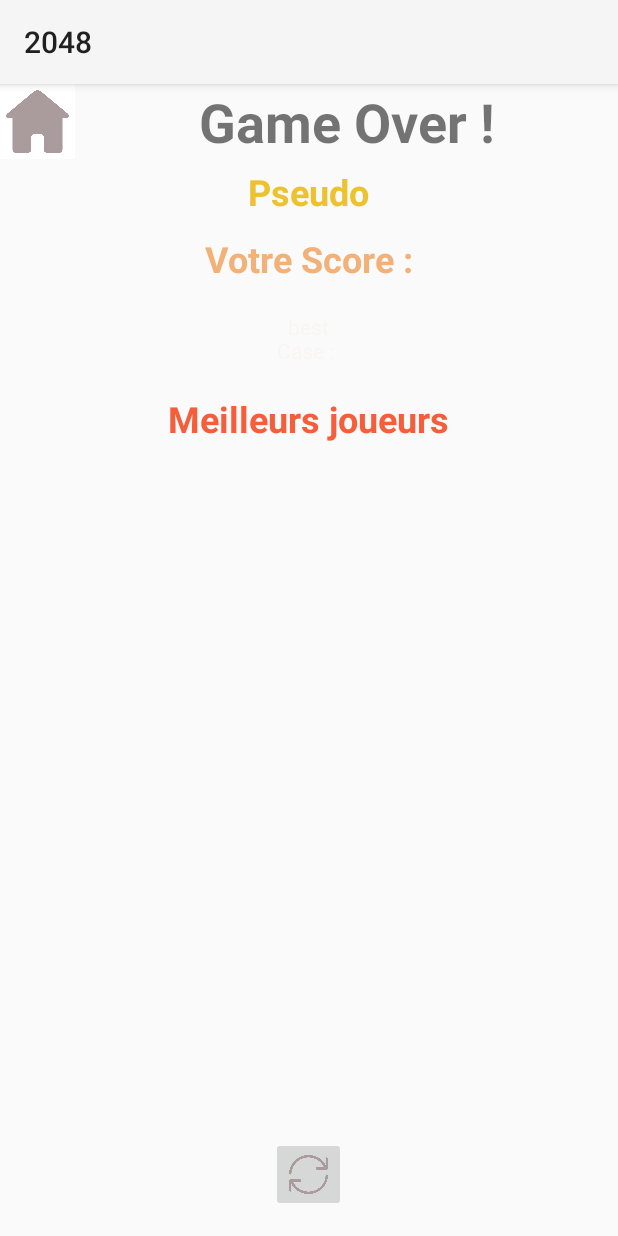
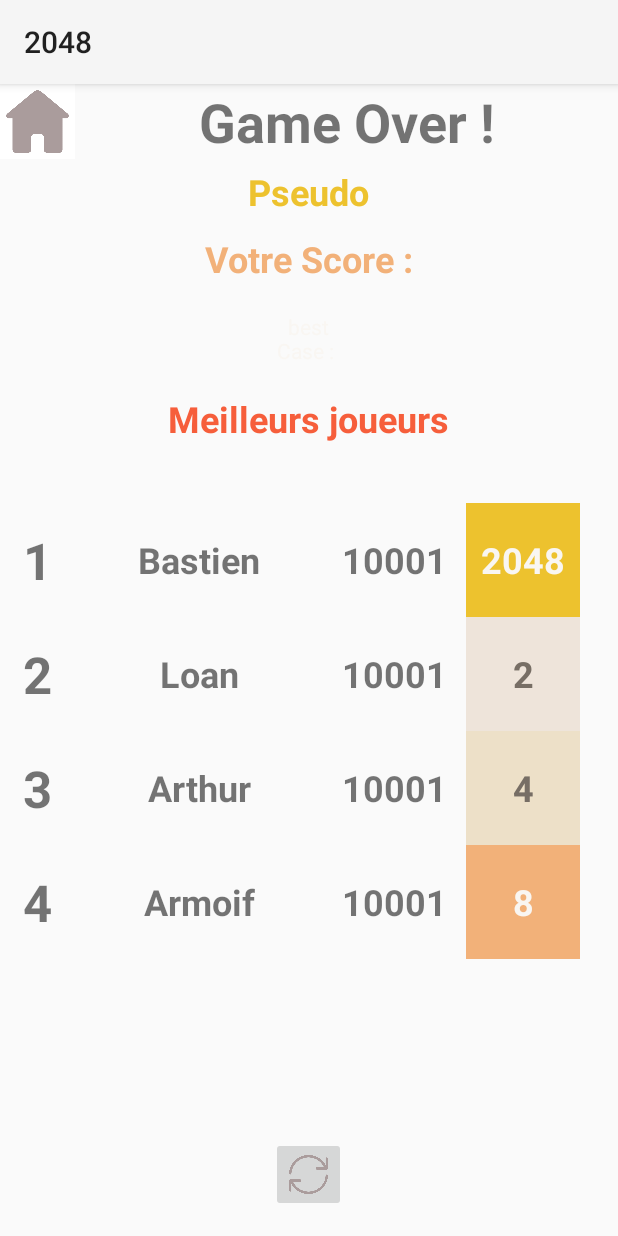
Before and after one commit to arthurdouillard85/2048, an Android app: the GameOver screen opened directly, with no data from a screen before it, on a phone screen of 412 x 824 dp. Run offline under Robolectric (Android 15) with nearby library versions, the phone set to English and light mode, and no system bars; 4 statements that could not run were skipped.

Commit message:
Fragment game over + couleur background bestCase

```diff
--- a/app/src/main/java/com/example/a2048/Classement.java
+++ b/app/src/main/java/com/example/a2048/Classement.java
@@ -6,7 +6,6 @@ package com.example.a2048;
 import android.content.Intent;
 import android.os.Bundle;
 
-        //import com.example.a2048.databinding.ActivityAccueilBinding;
 import com.example.a2048.databinding.ActivityClassementBinding;
 
 import java.util.ArrayList;
--- a/app/src/main/java/com/example/a2048/GameOver.java
+++ b/app/src/main/java/com/example/a2048/GameOver.java
@@ -3,19 +3,19 @@ package com.example.a2048;
 import android.content.Intent;
 import android.os.Bundle;
 
-import androidx.activity.EdgeToEdge;
 import androidx.appcompat.app.AppCompatActivity;
 import androidx.core.content.ContextCompat;
-import androidx.core.graphics.Insets;
-import androidx.core.view.ViewCompat;
-import androidx.core.view.WindowInsetsCompat;
+import androidx.fragment.app.FragmentTransaction;
 
-import com.example.a2048.databinding.ActivityAccueilBinding;
 import com.example.a2048.databinding.ActivityGameOverBinding;
+
+import java.util.ArrayList;
+import java.util.List;
 
 public class GameOver extends AppCompatActivity {
 
     private ActivityGameOverBinding binding;
+    private List<ScoreJoueur> fragments;
 
     @Override
     protected void onCreate(Bundle savedInstanceState) {
@@ -23,6 +23,17 @@ public class GameOver extends AppCompatActivity {
 
         binding = ActivityGameOverBinding.inflate(getLayoutInflater());
         setContentView(binding.getRoot());
+
+        fragments = new ArrayList<>();
+        fragments.add(ScoreJoueur.newInstance("1", "Bastien", 10001, 2048));
+        fragments.add(ScoreJoueur.newInstance("2", "Loan", 10001, 2));
+        fragments.add(ScoreJoueur.newInstance("3", "Arthur", 10001, 4));
+        fragments.add(ScoreJoueur.newInstance("4", "Armoif", 10001, 8));
+        FragmentTransaction ft = getSupportFragmentManager().beginTransaction();
+        for(ScoreJoueur frag : fragments) {
+            ft.add(R.id.fragment_container2,frag);
+        }
+        ft.commit();
     }
 
     @Override
--- a/app/src/main/java/com/example/a2048/ScoreJoueur.java
+++ b/app/src/main/java/com/example/a2048/ScoreJoueur.java
@@ -3,6 +3,7 @@ package com.example.a2048;
 import android.os.Bundle;
 
 import androidx.annotation.DrawableRes;
+import androidx.core.content.ContextCompat;
 import androidx.fragment.app.Fragment;
 
 import android.view.LayoutInflater;
@@ -72,6 +73,53 @@ public class ScoreJoueur extends Fragment {
         binding.textName.setText(name);
         binding.textScore.setText(String.valueOf(score));
         binding.textBestCase.setText(String.valueOf(bestCase));
+        binding.textBestCase.setTextColor(ContextCompat.getColor(requireContext(), R.color.color_light_text));
+
+
+        switch (bestCase){
+            case 0:
+                binding.textBestCase.setText("");
+                binding.textBestCase.setBackgroundColor(ContextCompat.getColor(requireContext(), R.color.color_tile_0));
+                break;
+            case 2:
+                binding.textBestCase.setTextColor(ContextCompat.getColor(requireContext(), R.color.color_text));
+                binding.textBestCase.setBackgroundColor(ContextCompat.getColor(requireContext(), R.color.color_tile_2));
+                break;
+            case 4:
+                binding.textBestCase.setTextColor(ContextCompat.getColor(requireContext(), R.color.color_text));
+                binding.textBestCase.setBackgroundColor(ContextCompat.getColor(requireContext(), R.color.color_tile_4));
+                break;
+            case 8:
+                binding.textBestCase.setBackgroundColor(ContextCompat.getColor(requireContext(), R.color.color_tile_8));
+                break;
+            case 16:
+                binding.textBestCase.setBackgroundColor(ContextCompat.getColor(requireContext(), R.color.color_tile_16));
+                break;
+            case 32:
+                binding.textBestCase.setBackgroundColor(ContextCompat.getColor(requireContext(), R.color.color_tile_32));
+                break;
+            case 64:
+                binding.textBestCase.setBackgroundColor(ContextCompat.getColor(requireContext(), R.color.color_tile_64));
+                break;
+            case 128:
+                binding.textBestCase.setBackgroundColor(ContextCompat.getColor(requireContext(), R.color.color_tile_128));
+                break;
+            case 256:
+                binding.textBestCase.setBackgroundColor(ContextCompat.getColor(requireContext(), R.color.color_tile_256));
+                break;
+            case 512:
+                binding.textBestCase.setBackgroundColor(ContextCompat.getColor(requireContext(), R.color.color_tile_512));
+                break;
+            case 1024:
+                binding.textBestCase.setBackgroundColor(ContextCompat.getColor(requireContext(), R.color.color_tile_1024));
+                break;
+            case 2048:
+                binding.textBestCase.setBackgroundColor(ContextCompat.getColor(requireContext(), R.color.color_tile_2048));
+                break;
+            default:
+                binding.textBestCase.setBackgroundColor(ContextCompat.getColor(requireContext(), R.color.red));
+                break;
+        }
         return binding.getRoot();
     }
 }
--- a/app/src/main/res/layout/activity_game_over.xml
+++ b/app/src/main/res/layout/activity_game_over.xml
@@ -111,10 +111,11 @@
         android:contentDescription="ImageButton" />
 
     <LinearLayout
+        android:id="@+id/fragment_container2"
         android:layout_width="match_parent"
-        android:layout_height="381dp"
+        android:layout_height="wrap_content"
         android:layout_below="@id/textMeilleurJoueur"
-        android:layout_marginTop="20dp"
+        android:layout_marginTop="40dp"
         android:orientation="vertical"></LinearLayout>
 
 </RelativeLayout>
```
Lines whose indentation alone changed are shown as unchanged.
